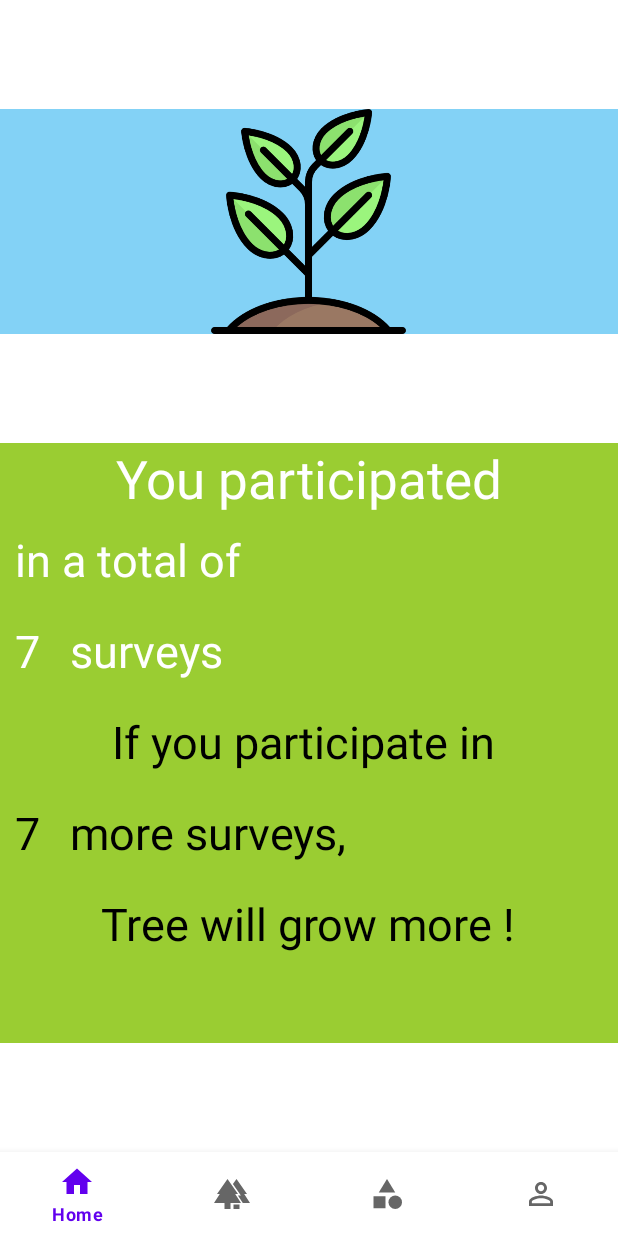
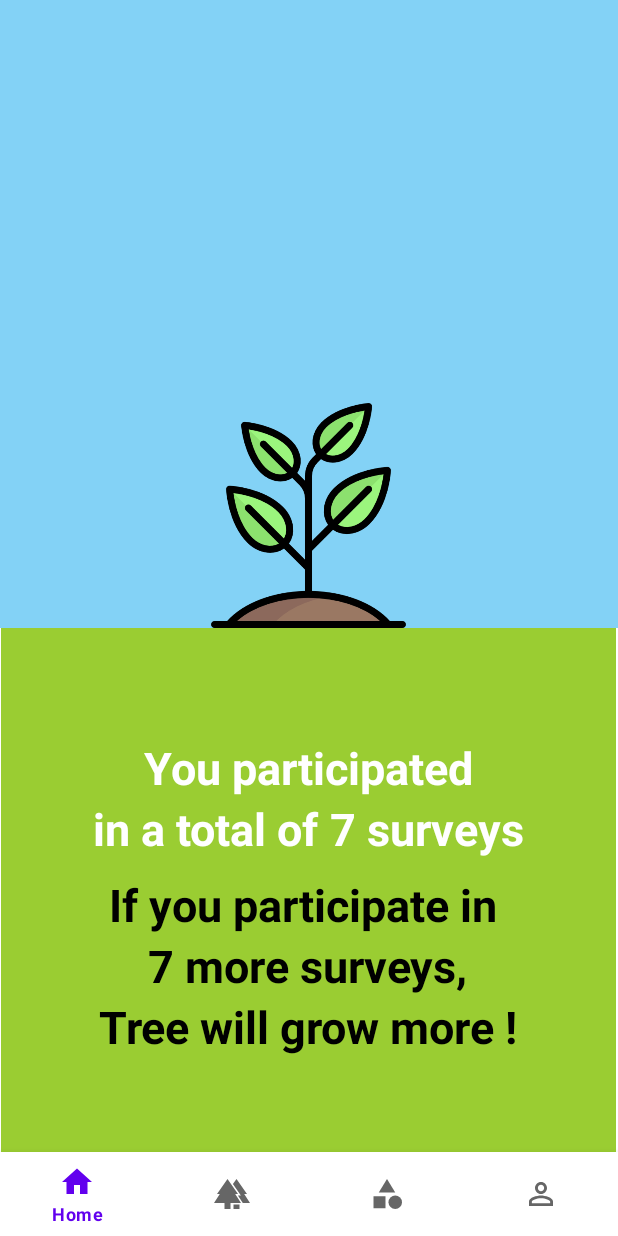
Before and after one commit to 0213sua/Catchop, an Android app: the fragment MytreeFragment placed in its activity, on a phone screen of 412 x 824 dp. Run offline under Robolectric (Android 15) with nearby library versions, the light colour scheme and no system bars; our stand-ins replace Firebase (no records; nobody signed in at launch, a user with empty details on screens opened directly).

Commit message:
change UI in fragment_mytree.xml

```diff
--- a/app/src/main/res/layout/fragment_mytree.xml
+++ b/app/src/main/res/layout/fragment_mytree.xml
@@ -1,9 +1,11 @@
 <?xml version="1.0" encoding="utf-8"?>
-<androidx.constraintlayout.widget.ConstraintLayout xmlns:android="http://schemas.android.com/apk/res/android"
+<LinearLayout
+    xmlns:android="http://schemas.android.com/apk/res/android"
     xmlns:app="http://schemas.android.com/apk/res-auto"
     xmlns:tools="http://schemas.android.com/tools"
     android:layout_width="match_parent"
     android:layout_height="match_parent"
+    android:orientation="vertical"
 
     tools:context=".MytreeFragment">
 
@@ -11,11 +13,13 @@
 
     <LinearLayout
         android:id="@+id/linearLayout1"
-        android:layout_width="match_parent"
-        android:layout_height="wrap_content"
+        android:layout_width="413dp"
+        android:layout_height="0dp"
+        android:layout_weight="3"
+        android:layout_gravity="center"
+        android:gravity="bottom"
         android:background="#83D2F6"
         android:orientation="vertical"
-        app:layout_constraintBottom_toTopOf="@+id/linearLayout2"
         app:layout_constraintEnd_toEndOf="parent"
         app:layout_constraintHorizontal_bias="0.0"
         app:layout_constraintStart_toStartOf="parent"
@@ -31,123 +35,123 @@
 
     <LinearLayout
         android:id="@+id/linearLayout2"
-        android:layout_width="0dp"
-        android:layout_height="400dp"
+        android:layout_width="410dp"
+        android:layout_height="0dp"
+        android:layout_weight="2.5"
+        android:layout_gravity="center"
+        android:gravity="center"
         android:background="#9ACD32"
         android:orientation="vertical"
+        app:layout_constraintBottom_toBottomOf="parent"
+        app:layout_constraintEnd_toEndOf="parent"
+        app:layout_constraintHorizontal_bias="1.0"
+        app:layout_constraintStart_toStartOf="parent"
         app:layout_constraintTop_toBottomOf="@+id/linearLayout1"
-        app:layout_constraintBottom_toBottomOf="parent"
-        app:layout_constraintStart_toStartOf="parent"
-        app:layout_constraintEnd_toEndOf="parent"
-        >
+        app:layout_constraintVertical_bias="1.0">
+
         <TextView
             android:layout_width="wrap_content"
             android:layout_height="wrap_content"
             android:layout_gravity="center"
+            android:layout_marginTop="10dp"
             android:text="You participated"
-            android:textSize="35dp"
             android:textColor="@color/white"
-            />
+            android:textStyle="bold"
+            android:textSize="30dp" />
+
         <LinearLayout
             android:layout_width="match_parent"
             android:layout_height="wrap_content"
             android:layout_gravity="center"
+            android:gravity="center"
             android:orientation="horizontal">
+
             <TextView
                 android:layout_width="wrap_content"
                 android:layout_height="wrap_content"
                 android:layout_gravity="center"
-                android:layout_margin="10dp"
                 android:text="in a total of"
-                android:textSize="30dp"
+                android:textStyle="bold"
                 android:textColor="@color/white"
-                />
-        </LinearLayout>
-        <LinearLayout
-            android:layout_width="match_parent"
-            android:layout_height="wrap_content"
-            android:orientation="horizontal">
+                android:textSize="30dp" />
             <TextView
                 android:id="@+id/num_survey"
                 android:layout_width="wrap_content"
                 android:layout_height="wrap_content"
-                android:text="7"
-                android:textSize="30dp"
-                android:layout_margin="10dp"
+                android:text=" 7 "
                 android:textColor="@color/white"
-                />
+                android:textStyle="bold"
+                android:textSize="30dp" />
+
             <TextView
                 android:layout_width="wrap_content"
                 android:layout_height="wrap_content"
                 android:layout_gravity="center"
                 android:text="surveys"
-                android:textSize="30dp"
-                android:layout_margin="10dp"
+                android:textStyle="bold"
                 android:textColor="@color/white"
-                />
-
-        </LinearLayout>
-        <LinearLayout
-            android:layout_width="match_parent"
-            android:layout_height="wrap_content"
-            android:orientation="vertical">
-            <TextView
-                android:layout_width="wrap_content"
-                android:layout_height="wrap_content"
-                android:layout_margin="10dp"
-
-                android:layout_gravity="center_horizontal"
-                android:text="If you participate in "
-                android:textSize="30dp"
-                android:textColor="@color/black"
-                />
+                android:textSize="30dp" />
         </LinearLayout>
 
         <LinearLayout
             android:layout_width="match_parent"
             android:layout_height="wrap_content"
-            android:orientation="horizontal">
+            android:orientation="vertical">
+
+            <TextView
+                android:layout_width="wrap_content"
+                android:layout_height="wrap_content"
+                android:layout_gravity="center_horizontal"
+                android:layout_marginTop="10dp"
+                android:text="If you participate in "
+                android:textColor="@color/black"
+                android:textStyle="bold"
+                android:textSize="30dp" />
+        </LinearLayout>
+
+        <LinearLayout
+            android:layout_width="match_parent"
+            android:layout_height="wrap_content"
+            android:orientation="horizontal"
+            android:gravity="center">
 
             <TextView
                 android:id="@+id/num"
                 android:layout_width="wrap_content"
                 android:layout_height="wrap_content"
-                android:text="7"
-                android:textSize="30dp"
-                android:layout_margin="10dp"
+                android:text="7 "
+                android:textStyle="bold"
                 android:textColor="@color/black"
-                />
+                android:textSize="30dp" />
+
             <TextView
                 android:layout_width="wrap_content"
                 android:layout_height="wrap_content"
+                android:layout_gravity="center"
                 android:text="more surveys,"
-                android:textSize="30dp"
-                android:layout_margin="10dp"
+                android:textStyle="bold"
                 android:textColor="@color/black"
-                />
+                android:textSize="30dp" />
 
         </LinearLayout>
+
         <LinearLayout
             android:layout_width="match_parent"
             android:layout_height="wrap_content"
             android:orientation="vertical">
+
             <TextView
                 android:layout_width="wrap_content"
                 android:layout_height="wrap_content"
-                android:layout_margin="10dp"
-
                 android:layout_gravity="center_horizontal"
                 android:text="Tree will grow more !"
-                android:textSize="30dp"
                 android:textColor="@color/black"
-
-                />
+                android:textStyle="bold"
+                android:textSize="30dp" />
         </LinearLayout>
 
 
     </LinearLayout>
 
 
-
-
-</androidx.constraintlayout.widget.ConstraintLayout>
+</LinearLayout>
```
